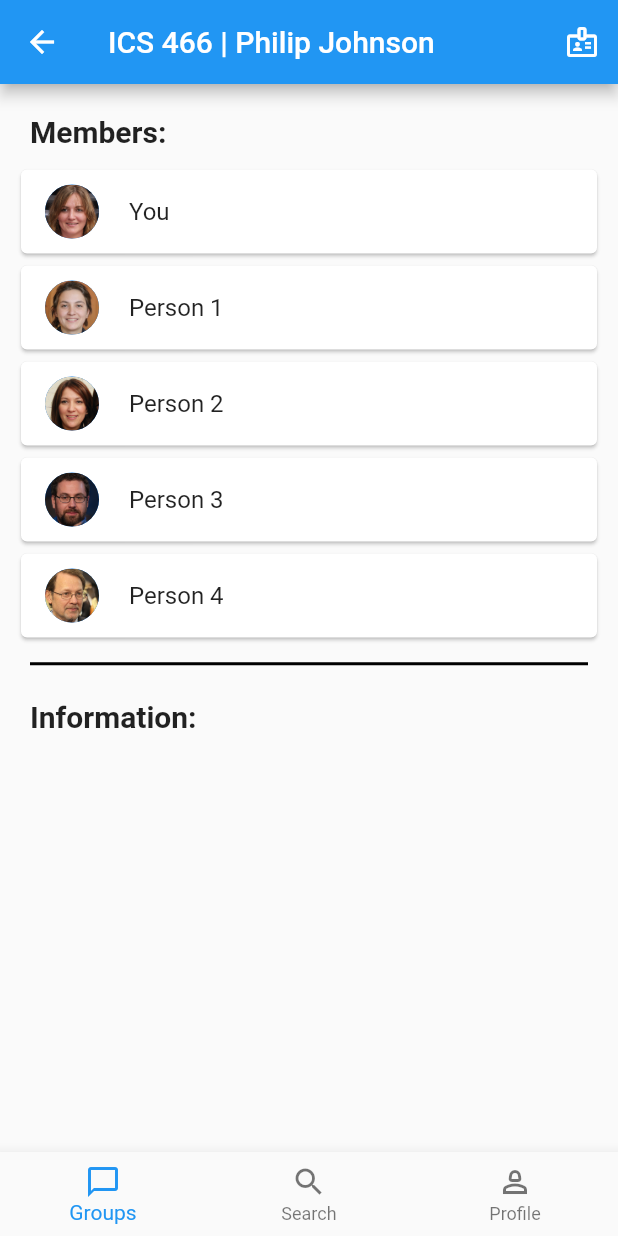
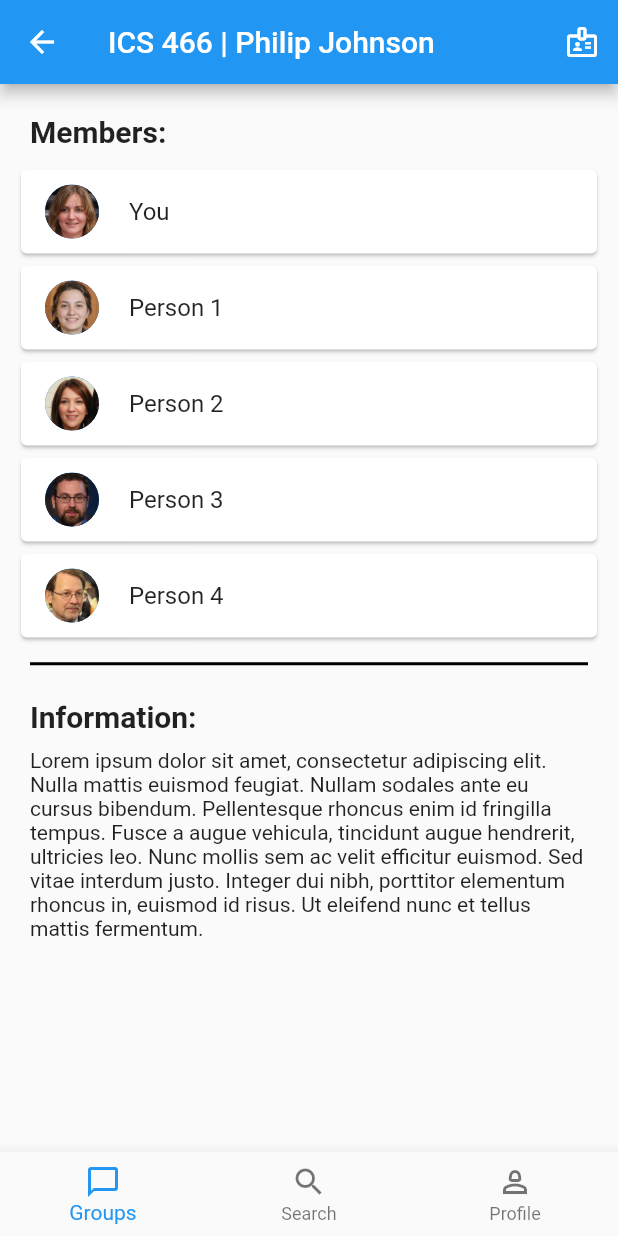
Before and after one commit to ConnectUni/connectuni, a Flutter app: the screen it shows after launch, on a phone screen of 412 x 824 dp. Run offline on Flutter 3.47's test engine with Material 2 defaults, Android fonts, the phone set to English and light mode, and no system bars.

Commit message:
Add small group description section

```diff
--- a/lib/groupinfo.dart
+++ b/lib/groupinfo.dart
@@ -43,9 +43,9 @@ class _GroupInfoState extends State<GroupInfo> {
         ],
       ),
       body: ListView(
-        children: const [
+        children: [
           //TODO: Implement functionality and make cards interactive rather than simply visual.
-          Padding(
+          const Padding(
             padding: EdgeInsets.only(top: 20, left: 20),
             child: Text(
               'Members:',
@@ -55,7 +55,7 @@ class _GroupInfoState extends State<GroupInfo> {
               ),
             ),
           ),
-          Padding(
+          const Padding(
             padding: EdgeInsets.all(10),
             child: Column(
               children: [
@@ -107,14 +107,14 @@ class _GroupInfoState extends State<GroupInfo> {
               ],
             ),
           ),
-          Divider(
+          const Divider(
             height: 7,
             thickness: 2,
             indent: 20,
             endIndent: 20,
             color: Colors.black,
           ),
-          Padding(
+          const Padding(
             padding: EdgeInsets.only(top: 20, left: 20),
             child: Text(
               'Information:',
@@ -124,6 +124,17 @@ class _GroupInfoState extends State<GroupInfo> {
               ),
             ),
           ),
+          Container(
+            padding: EdgeInsets.only(top: 10, left: 20, right: 20, bottom: 20),
+            child: const Text(
+              'Lorem ipsum dolor sit amet, consectetur adipiscing elit. Nulla mattis euismod feugiat. '
+                  'Nullam sodales ante eu cursus bibendum. Pellentesque rhoncus enim id fringilla tempu'
+                  's. Fusce a augue vehicula, tincidunt augue hendrerit, ultricies leo. Nunc mollis sem ac'
+                  ' velit efficitur euismod. Sed vitae interdum justo. Integer dui nibh, porttitor elementum'
+                  ' rhoncus in, euismod id risus. Ut eleifend nunc et tellus mattis fermentum.',
+              softWrap: true,
+            ),
+          )
         ],
       ),
       //TODO ADD BOTTOM NAV BAR
```
